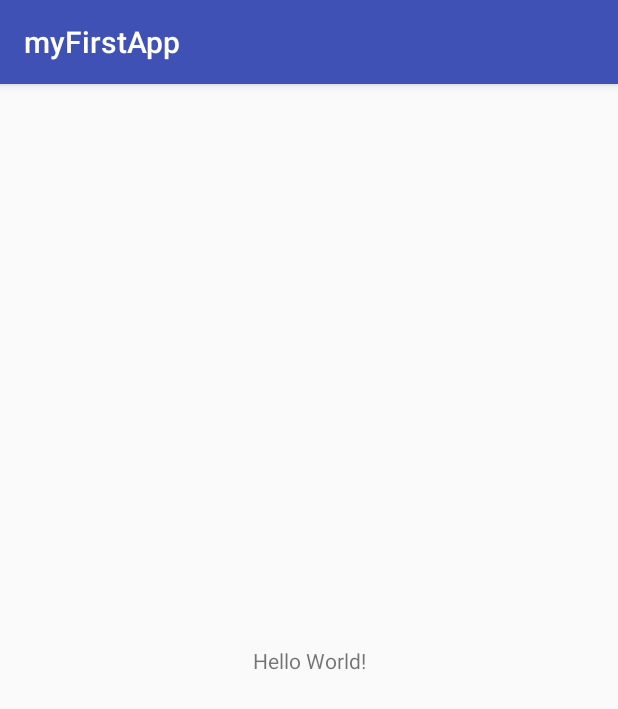
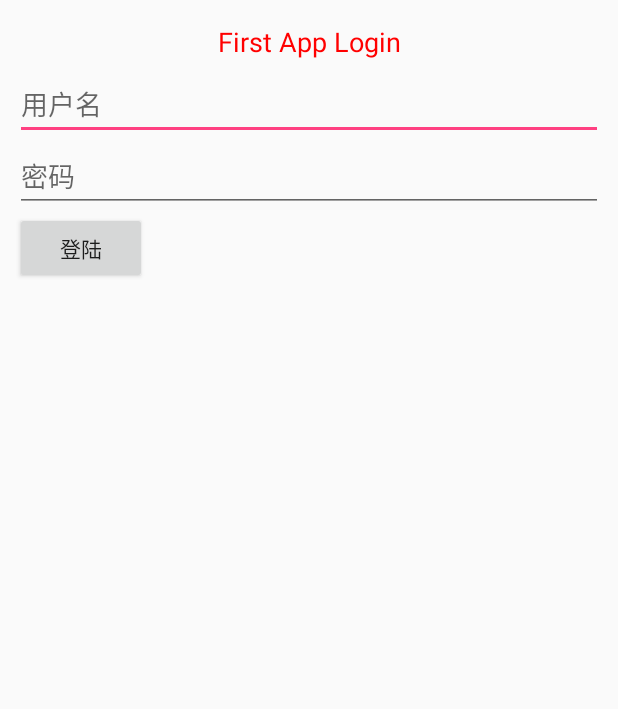
Before and after one commit to sky51shine/myFirstApp, an Android app: the screen it shows after launch (MainActivity), on a phone screen of 412 x 824 dp. Shown: the top 709 px of the screen. Run offline under Robolectric (Android 15) with nearby library versions, the phone set to English and light mode, and no system bars.

Commit message:
add login

```diff
--- a/app/src/main/AndroidManifest.xml
+++ b/app/src/main/AndroidManifest.xml
@@ -16,6 +16,10 @@
                 <category android:name="android.intent.category.LAUNCHER" />
             </intent-filter>
         </activity>
+        <activity
+            android:name=".IndexActivity"
+            android:label="@string/title_activity_index"
+            android:theme="@style/AppTheme.NoActionBar"></activity>
     </application>
 
 </manifest>
--- a/app/src/main/java/com/app/first/myfirstapp/MainActivity.java
+++ b/app/src/main/java/com/app/first/myfirstapp/MainActivity.java
@@ -1,13 +1,49 @@
 package com.app.first.myfirstapp;
 
+import android.app.Activity;
+import android.content.Intent;
 import android.support.v7.app.AppCompatActivity;
 import android.os.Bundle;
+import android.util.Log;
+import android.view.View;
+import android.widget.Button;
+import android.widget.EditText;
+import android.widget.Toast;
 
-public class MainActivity extends AppCompatActivity {
+public class MainActivity extends Activity {
+
+    private EditText userName;
+
+    private EditText passwd;
+
+    private Button login;
 
     @Override
     protected void onCreate(Bundle savedInstanceState) {
         super.onCreate(savedInstanceState);
         setContentView(R.layout.activity_main);
+
+        userName = (EditText) findViewById(R.id.username);
+
+        passwd = (EditText) findViewById(R.id.passwd);
+
+        login = (Button) findViewById(R.id.loginButton);
+        Log.d("username", userName.getText().toString().trim());
+
+        login.setOnClickListener((View v) -> {
+            String name = userName.getText().toString();
+            String pwd = passwd.getText().toString();
+            if (!"liuk".equals(name) || !"123".equals(pwd)) {
+                Toast toast = Toast.makeText(MainActivity.this, "login failed!!", Toast.LENGTH_LONG);
+                toast.show();
+            } else {
+                Intent intent = new Intent(MainActivity.this, IndexActivity.class);
+                Bundle bundle = new Bundle();
+                bundle.putString("userName", name);
+                bundle.putString("passwd", pwd);
+                intent.putExtras(bundle);
+                startActivity(intent);
+            }
+        });
     }
 }
--- a/app/src/main/res/layout/activity_main.xml
+++ b/app/src/main/res/layout/activity_main.xml
@@ -1,18 +1,43 @@
 <?xml version="1.0" encoding="utf-8"?>
-<android.support.constraint.ConstraintLayout xmlns:android="http://schemas.android.com/apk/res/android"
+<LinearLayout xmlns:android="http://schemas.android.com/apk/res/android"
     xmlns:app="http://schemas.android.com/apk/res-auto"
     xmlns:tools="http://schemas.android.com/tools"
     android:layout_width="match_parent"
     android:layout_height="match_parent"
+    android:orientation="vertical"
+    android:padding="10dp"
     tools:context="com.app.first.myfirstapp.MainActivity">
 
     <TextView
+        android:id="@+id/logoTxt"
+        android:height="35dp"
+        android:gravity="center"
+        android:textSize="18sp"
+        android:textColor="@color/logoRed"
+        android:layout_width="match_parent"
+        android:layout_height="wrap_content"
+        android:text="First App Login"
+        />
+
+    <EditText
+        android:id="@+id/username"
+        android:layout_width="match_parent"
+        android:layout_height="wrap_content"
+        android:hint="用户名"
+        />
+
+    <EditText
+        android:id="@+id/passwd"
+        android:layout_width="match_parent"
+        android:layout_height="wrap_content"
+        android:hint="密码"
+        android:inputType="textPassword"
+        />
+
+    <Button
+        android:id="@+id/loginButton"
         android:layout_width="wrap_content"
         android:layout_height="wrap_content"
-        android:text="Hello World!"
-        app:layout_constraintBottom_toBottomOf="parent"
-        app:layout_constraintLeft_toLeftOf="parent"
-        app:layout_constraintRight_toRightOf="parent"
-        app:layout_constraintTop_toTopOf="parent" />
+        android:text="@string/login"/>
 
-</android.support.constraint.ConstraintLayout>
+</LinearLayout>
--- a/app/src/main/res/values/colors.xml
+++ b/app/src/main/res/values/colors.xml
@@ -3,4 +3,5 @@
     <color name="colorPrimary">#3F51B5</color>
     <color name="colorPrimaryDark">#303F9F</color>
     <color name="colorAccent">#FF4081</color>
+    <color name="logoRed">#FF0000</color>
 </resources>
--- /dev/null
+++ b/app/src/main/res/values/dimens.xml
@@ -0,0 +1,3 @@
+<resources>
+    <dimen name="fab_margin">16dp</dimen>
+</resources>
--- a/app/src/main/res/values/strings.xml
+++ b/app/src/main/res/values/strings.xml
@@ -1,3 +1,5 @@
 <resources>
     <string name="app_name">myFirstApp</string>
+    <string name="login">登陆</string>
+    <string name="title_activity_index">IndexActivity</string>
 </resources>
--- a/app/src/main/res/values/styles.xml
+++ b/app/src/main/res/values/styles.xml
@@ -8,4 +8,13 @@
         <item name="colorAccent">@color/colorAccent</item>
     </style>
 
+    <style name="AppTheme.NoActionBar">
+        <item name="windowActionBar">false</item>
+        <item name="windowNoTitle">true</item>
+    </style>
+
+    <style name="AppTheme.AppBarOverlay" parent="ThemeOverlay.AppCompat.Dark.ActionBar" />
+
+    <style name="AppTheme.PopupOverlay" parent="ThemeOverlay.AppCompat.Light" />
+
 </resources>
```
Also changed, not shown: app/build.gradle (+6 -1 lines), app/src/main/java/com/app/first/myfirstapp/IndexActivity.java (added, +30 -0 lines), app/src/main/res/layout/activity_index.xml (added, +33 -0 lines), app/src/main/res/layout/content_index.xml (added, +16 -0 lines).
